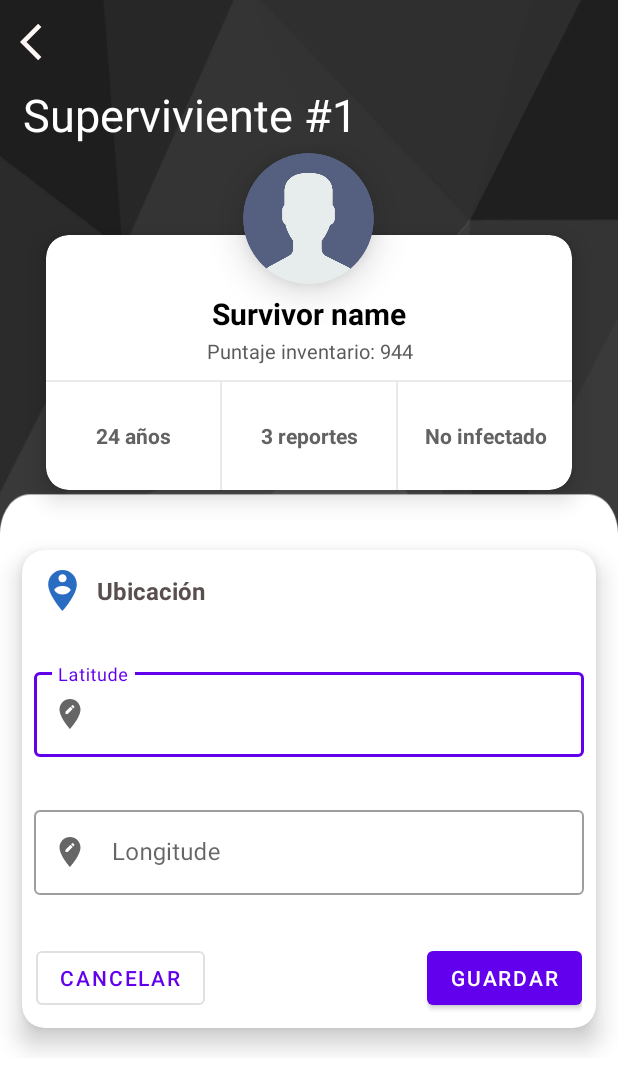
After one commit to easygoband/full-stack-recruitment-test, an Android app: the EditLocationActivity screen opened directly, with no data from a screen before it, on a phone screen of 412 x 824 dp. The commit adds this screen. Shown: the top 1091 px of the screen. Run offline under Robolectric (Android 15) with nearby library versions, the phone set to English and light mode, and no system bars; network calls fail.

Commit message:
Feat: Edit location

```diff
--- /dev/null
+++ b/app/app/src/main/java/com/fernando/zssn/EditLocationActivity.kt
@@ -0,0 +1,137 @@
+package com.fernando.zssn
+
+import android.annotation.SuppressLint
+import android.content.Intent
+import androidx.appcompat.app.AppCompatActivity
+import android.os.Bundle
+import android.text.TextUtils
+import android.widget.Toast
+import androidx.appcompat.app.AlertDialog
+import androidx.lifecycle.lifecycleScope
+import com.fernando.zssn.databinding.ActivityEditLocationBinding
+import com.fernando.zssn.model.LocationRequest
+import com.fernando.zssn.model.Survivor
+import com.fernando.zssn.model.SurvivorClient
+import kotlinx.android.synthetic.main.form_edit_location.view.*
+import kotlinx.coroutines.launch
+
+class EditLocationActivity : AppCompatActivity() {
+
+    companion object {
+        const val EXTRA_SURVIVOR = "EditLocationActivity:survivor"
+    }
+
+    @SuppressLint("SetTextI18n")
+    override fun onCreate(savedInstanceState: Bundle?) {
+        super.onCreate(savedInstanceState)
+        val binding = ActivityEditLocationBinding.inflate(layoutInflater)
+
+        val survivor = intent.getParcelableExtra<Survivor>(EXTRA_SURVIVOR)
+
+        binding.backButton.setOnClickListener{
+            if (survivor != null) {
+                navigateToProfile(survivor)
+            }
+        }
+
+        binding.formEditLocation.cancelLocationButton.setOnClickListener{
+            if (survivor != null) {
+                navigateToProfile(survivor)
+            }
+        }
+
+        latitudeFocusListener(binding)
+        longitudeFocusListener(binding)
+
+        binding.formEditLocation.saveLocationButton.setOnClickListener{
+
+            if (binding.formEditLocation.latitudeInput.text.toString().isEmpty() || binding.formEditLocation.longitudeInput.text.toString().isEmpty()) {
+                Toast.makeText(this@EditLocationActivity, "Error de validación, revisa la información", Toast.LENGTH_SHORT).show()
+            }else{
+                val builder = AlertDialog.Builder(this@EditLocationActivity)
+                builder.setMessage("¿Quieres continuar con esta operación?")
+                    .setCancelable(false)
+                    .setPositiveButton("Sí, quiero continuar") { dialog, id ->
+                        if (survivor != null) {
+                            lifecycleScope.launch{
+                                val locationRequest = LocationRequest()
+                                locationRequest.latitude = binding.formEditLocation.latitudeInput.text.toString()
+                                locationRequest.longitude = binding.formEditLocation.longitudeInput.text.toString()
+
+                                val survivorResponse = SurvivorClient.service.updateSurvivorLocation(survivor.id, locationRequest)
+
+                                if (survivorResponse.code == 200){
+                                    navigateToProfile(survivor)
+                                }else{
+                                    Toast.makeText(this@EditLocationActivity, "Ocurrió un error inesperado", Toast.LENGTH_SHORT).show()
+                                }
+                            }
+                        }
+                    }
+                    .setNegativeButton("No, cancelar") { dialog, id ->
+                        dialog.dismiss()
+                    }
+                val alert = builder.create()
+                alert.show()
+            }
+
+        }
+
+        if (survivor != null) {
+            lifecycleScope.launch {
+                val survivorDb = SurvivorClient.service.fetchSingleSurvivor(survivor.id)
+                binding.survivorId.text = "Superviviente # "+survivorDb.data.id
+                binding.survivorInformation.survivorName.text = survivorDb.data.name+" "+survivorDb.data.surname
+                binding.survivorInformation.survivorAge.text = survivorDb.data.age.toString()+" Años"
+                binding.survivorInformation.survivorReports.text = survivorDb.data.infectedReports.toString()+" reportes"
+                if (survivorDb.data.isInfected.toString() == "1") {
+                    binding.survivorInformation.survivorInfected.text = "Infectado"
+                }else {
+                    binding.survivorInformation.survivorInfected.text = "No infectado"
+                }
+                binding.formEditLocation.latitudeInput.setText(survivorDb.data.latitude.toString())
+                binding.formEditLocation.longitudeInput.setText(survivorDb.data.longitude.toString())
+            }
+        }
+
+        setContentView(binding.root)
+    }
+
+    private fun navigateToProfile(survivor: Survivor) {
+        val intent = Intent(this, ProfileActivity::class.java)
+        intent.putExtra(ProfileActivity.EXTRA_SURVIVOR, survivor)
+        startActivity(intent)
+    }
+
+    private fun navigateToHome() {
+        val intent = Intent(this, MainActivity::class.java)
+        startActivity(intent)
+    }
+
+    private fun latitudeFocusListener(binding: ActivityEditLocationBinding) {
+        binding.formEditLocation.latitudeInput.setOnFocusChangeListener { _, focused ->
+            if (!focused) {
+                val text = binding.formEditLocation.latitudeInput.text.toString()
+                binding.formEditLocation.latitudeInputContainer.helperText = validEmptyInput(text)
+            }
+        }
+    }
+
+    private fun longitudeFocusListener(binding: ActivityEditLocationBinding) {
+        binding.formEditLocation.longitudeInput.setOnFocusChangeListener{ _, focused ->
+            if (!focused) {
+                val text = binding.formEditLocation.longitudeInput.text.toString()
+                binding.formEditLocation.longitudeInputContainer.helperText = validEmptyInput(text)
+            }
+        }
+    }
+
+    private fun validEmptyInput(string: String): String?
+    {
+        if (TextUtils.isEmpty(string)) {
+            return "Este campo es requerido"
+        }else{
+            return null
+        }
+    }
+}
--- /dev/null
+++ b/app/app/src/main/res/layout/activity_edit_location.xml
@@ -0,0 +1,82 @@
+<?xml version="1.0" encoding="utf-8"?>
+<LinearLayout
+    xmlns:android="http://schemas.android.com/apk/res/android"
+    xmlns:app="http://schemas.android.com/apk/res-auto"
+    xmlns:tools="http://schemas.android.com/tools"
+    android:layout_width="match_parent"
+    android:layout_height="match_parent"
+    android:orientation="vertical"
+    android:layout_gravity="center"
+    android:background="@drawable/background_dark"
+    tools:context=".MainActivity">
+    <LinearLayout
+        android:orientation="vertical"
+        android:layout_width="match_parent"
+        android:layout_height="wrap_content">
+        <LinearLayout
+            android:padding="8dp"
+            android:orientation="horizontal"
+            android:layout_width="match_parent"
+            android:layout_height="?attr/actionBarSize">
+            <RelativeLayout
+                android:layout_width="match_parent"
+                android:layout_height="match_parent">
+
+                <ImageView
+                    android:id="@+id/backButton"
+                    android:layout_width="40dp"
+                    android:layout_height="40dp"
+                    android:layout_alignParentStart="true"
+                    android:padding="5dp"
+                    android:src="@drawable/ic_arrow" />
+
+
+
+            </RelativeLayout>
+
+        </LinearLayout>
+        <LinearLayout
+            android:orientation="vertical"
+            android:layout_width="match_parent"
+            android:layout_height="wrap_content">
+            <TextView
+                android:id="@+id/survivor_id"
+                android:text="Superviviente #1"
+                android:textStyle="normal"
+                android:textColor="@color/white"
+                android:textSize="30sp"
+                android:layout_marginStart="15dp"
+                android:layout_width="match_parent"
+                android:layout_height="wrap_content"/>
+
+
+        </LinearLayout>
+
+
+    </LinearLayout>
+
+    <include
+        android:id="@+id/survivorInformation"
+        android:layout_gravity="center"
+        layout="@layout/item_image"
+        android:layout_height="wrap_content"
+        android:layout_marginLeft="16dp"
+        android:layout_marginRight="16dp"
+        android:layout_width="match_parent" />
+    <ScrollView
+        android:layout_width="match_parent"
+        android:layout_height="wrap_content">
+
+        <LinearLayout
+            android:id="@+id/formEditLocation"
+            android:orientation="vertical"
+            android:layout_width="match_parent"
+            android:layout_height="wrap_content">
+            <include layout="@layout/form_edit_location"/>
+
+        </LinearLayout>
+    </ScrollView>
+
+
+
+</LinearLayout>
--- /dev/null
+++ b/app/app/src/main/res/layout/form_edit_location.xml
@@ -0,0 +1,144 @@
+<?xml version="1.0" encoding="utf-8"?>
+<androidx.cardview.widget.CardView xmlns:android="http://schemas.android.com/apk/res/android"
+    android:layout_width="match_parent"
+    android:layout_height="wrap_content"
+    xmlns:app="http://schemas.android.com/apk/res-auto"
+    xmlns:card_view="http://schemas.android.com/tools"
+    app:cardCornerRadius="15dp"
+    app:cardElevation="10dp"
+    app:cardUseCompatPadding="true"
+    card_view:cardCornerRadius="5dp">
+
+    <LinearLayout
+        android:orientation="vertical"
+        android:padding="8dp"
+        android:layout_width="match_parent"
+        android:layout_height="wrap_content">
+
+        <RelativeLayout
+            android:layout_width="match_parent"
+            android:layout_height="wrap_content">
+
+            <LinearLayout
+                android:orientation="horizontal"
+                android:padding="1dp"
+                android:gravity="center"
+                android:layout_alignParentStart="true"
+                android:layout_width="wrap_content"
+                android:layout_height="wrap_content">
+
+                <ImageView
+                    android:padding="1dp"
+                    android:src="@drawable/ic_person"
+                    android:layout_width="35dp"
+                    android:layout_height="35dp"/>
+
+                <TextView
+                    android:text="Ubicación"
+                    android:textSize="16sp"
+                    android:layout_margin="5dp"
+                    android:textStyle="bold|normal"
+                    android:textColor="#F8554A4A"
+                    android:layout_width="wrap_content"
+                    android:layout_height="wrap_content"/>
+
+            </LinearLayout>
+
+        </RelativeLayout>
+
+        <LinearLayout
+            android:orientation="horizontal"
+            android:layout_width="match_parent"
+            android:layout_height="wrap_content">
+
+            <LinearLayout
+                android:orientation="vertical"
+                android:layout_width="match_parent"
+                android:layout_height="wrap_content">
+
+                <com.google.android.material.textfield.TextInputLayout
+                    android:id="@+id/latitudeInputContainer"
+                    android:layout_width="match_parent"
+                    android:layout_height="wrap_content"
+                    app:startIconDrawable="@drawable/ic_location"
+                    app:startIconContentDescription="Latitude"
+                    app:helperTextTextColor="@android:color/holo_red_dark"
+                    android:layout_marginTop="30dp"
+                    android:layout_marginBottom="30dp"
+                    android:hint="Latitude"
+                    style="@style/Widget.MaterialComponents.TextInputLayout.OutlinedBox">
+
+                    <com.google.android.material.textfield.TextInputEditText
+                        android:id="@+id/latitudeInput"
+                        android:layout_width="match_parent"
+                        android:layout_height="wrap_content"
+                        android:inputType="numberSigned|numberDecimal"
+                        />
+                </com.google.android.material.textfield.TextInputLayout>
+                <com.google.android.material.textfield.TextInputLayout
+                    android:id="@+id/longitudeInputContainer"
+                    android:layout_width="match_parent"
+                    android:layout_height="wrap_content"
+                    app:startIconDrawable="@drawable/ic_location"
+                    app:startIconContentDescription="Longitude"
+                    app:helperTextTextColor="@android:color/holo_red_dark"
+                    android:layout_marginBottom="30dp"
+                    android:hint="Longitude"
+                    style="@style/Widget.MaterialComponents.TextInputLayout.OutlinedBox">
+
+                    <com.google.android.material.textfield.TextInputEditText
+                        android:id="@+id/longitudeInput"
+                        android:layout_width="match_parent"
+                        android:layout_height="wrap_content"
+                        android:inputType="numberSigned|numberDecimal"
+                        />
+                </com.google.android.material.textfield.TextInputLayout>
+
+                <RelativeLayout
+                    android:layout_width="match_parent"
+                    android:layout_height="wrap_content">
+
+                    <LinearLayout
+                        android:orientation="horizontal"
+                        android:padding="1dp"
+                        android:gravity="center"
+                        android:layout_alignParentStart="true"
+                        android:layout_width="wrap_content"
+                        android:layout_height="wrap_content">
+
+                        <Button
+                            android:id="@+id/cancelLocationButton"
+                            android:layout_width="wrap_content"
+                            android:layout_gravity="start"
+                            android:layout_height="wrap_content"
+                            android:text="Cancelar"
+                            style="?attr/materialButtonOutlinedStyle"
+                            />
+
+                    </LinearLayout>
+                    <LinearLayout
+                        android:orientation="horizontal"
+                        android:padding="1dp"
+                        android:gravity="center"
+                        android:layout_alignParentEnd="true"
+                        android:layout_width="wrap_content"
+                        android:layout_height="wrap_content">
+
+                        <Button
+                            android:id="@+id/saveLocationButton"
+                            android:layout_gravity="end"
+                            android:layout_width="wrap_content"
+                            android:layout_height="wrap_content"
+                            android:text="Guardar"
+                            />
+
+                    </LinearLayout>
+
+                </RelativeLayout>
+            </LinearLayout>
+
+        </LinearLayout>
+
+    </LinearLayout>
+
+</androidx.cardview.widget.CardView>
--- a/app/app/src/main/res/values-night/themes.xml
+++ b/app/app/src/main/res/values-night/themes.xml
@@ -1,6 +1,6 @@
 <resources xmlns:tools="http://schemas.android.com/tools">
     <!-- Base application theme. -->
-    <style name="Theme.Zssnapp" parent="Theme.MaterialComponents.DayNight.DarkActionBar">
+    <style name="Theme.Zssnapp" parent="Theme.MaterialComponents.DayNight.NoActionBar">
         <!-- Primary brand color. -->
         <item name="colorPrimary">@color/purple_200</item>
         <item name="colorPrimaryVariant">@color/purple_700</item>
--- a/app/app/src/main/res/values/colors.xml
+++ b/app/app/src/main/res/values/colors.xml
@@ -7,4 +7,10 @@
     <color name="teal_700">#FF018786</color>
     <color name="black">#FF000000</color>
     <color name="white">#FFFFFFFF</color>
+
+    <color name="yellow">#FFEB3B</color>
+    <color name="red">#F44336</color>
+    <color name="dark">#1b1b1b</color>
+    <color name="orange">#eb6e08</color>
+
 </resources>
--- /dev/null
+++ b/app/app/src/main/res/values/ids.xml
@@ -0,0 +1,4 @@
+<?xml version="1.0" encoding="utf-8"?>
+<resources>
+    <item name="circle_imageView" type="id" />
+</resources>
--- a/app/app/src/main/res/values/strings.xml
+++ b/app/app/src/main/res/values/strings.xml
@@ -1,3 +1,5 @@
 <resources>
     <string name="app_name">zssnapp</string>
+    <string name="search">Search</string>
+    <string name="content_description_search">Content</string>
 </resources>
--- a/app/app/src/main/res/values/themes.xml
+++ b/app/app/src/main/res/values/themes.xml
@@ -1,6 +1,6 @@
 <resources xmlns:tools="http://schemas.android.com/tools">
     <!-- Base application theme. -->
-    <style name="Theme.Zssnapp" parent="Theme.MaterialComponents.DayNight.DarkActionBar">
+    <style name="Theme.Zssnapp" parent="Theme.MaterialComponents.DayNight.NoActionBar">
         <!-- Primary brand color. -->
         <item name="colorPrimary">@color/purple_500</item>
         <item name="colorPrimaryVariant">@color/purple_700</item>
@@ -12,5 +12,9 @@
         <!-- Status bar color. -->
         <item name="android:statusBarColor" tools:targetApi="l">?attr/colorPrimaryVariant</item>
         <!-- Customize your theme here. -->
+
+    </style>
+    <style name="Circular">
+        <item name="cornerSize">50%</item>
     </style>
 </resources>
--- a/app/settings.gradle
+++ b/app/settings.gradle
@@ -3,6 +3,7 @@ pluginManagement {
         gradlePluginPortal()
         google()
         mavenCentral()
+        maven { url "https://jitpack.io" }
     }
 }
 dependencyResolutionManagement {
@@ -10,6 +11,7 @@ dependencyResolutionManagement {
     repositories {
         google()
         mavenCentral()
+        maven { url "https://jitpack.io" }
     }
 }
 rootProject.name = "zssnapp"
```
Also changed, not shown: app/app/build.gradle (+8 -0 lines), app/app/src/main/AndroidManifest.xml (+14 -1 lines).
